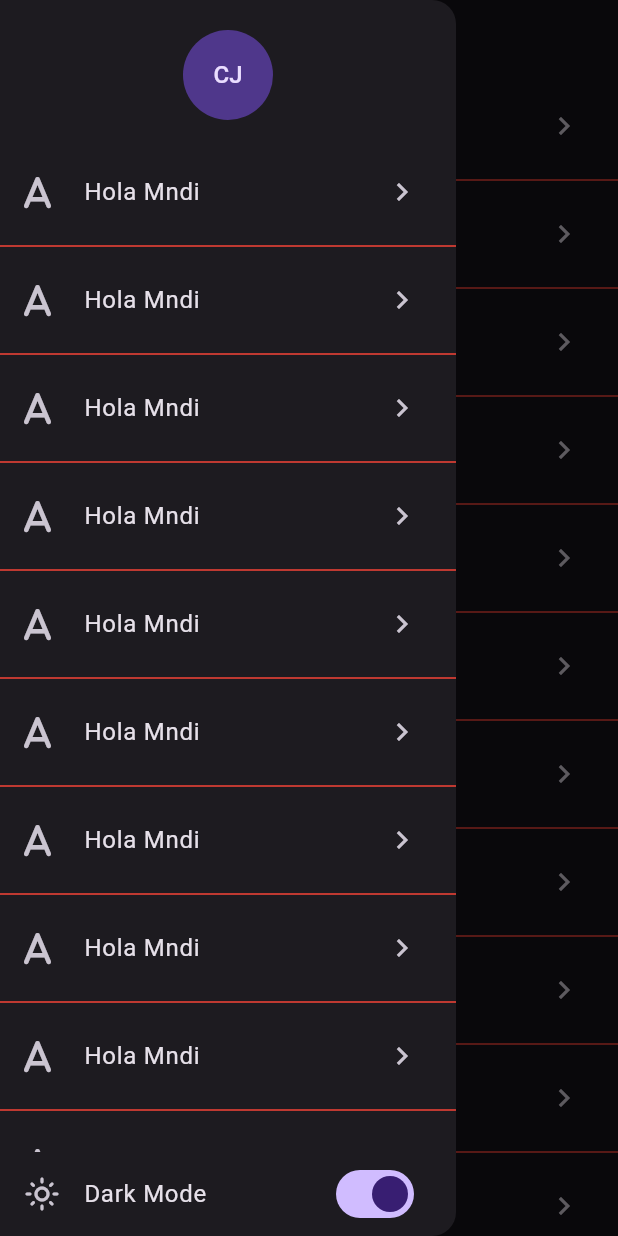
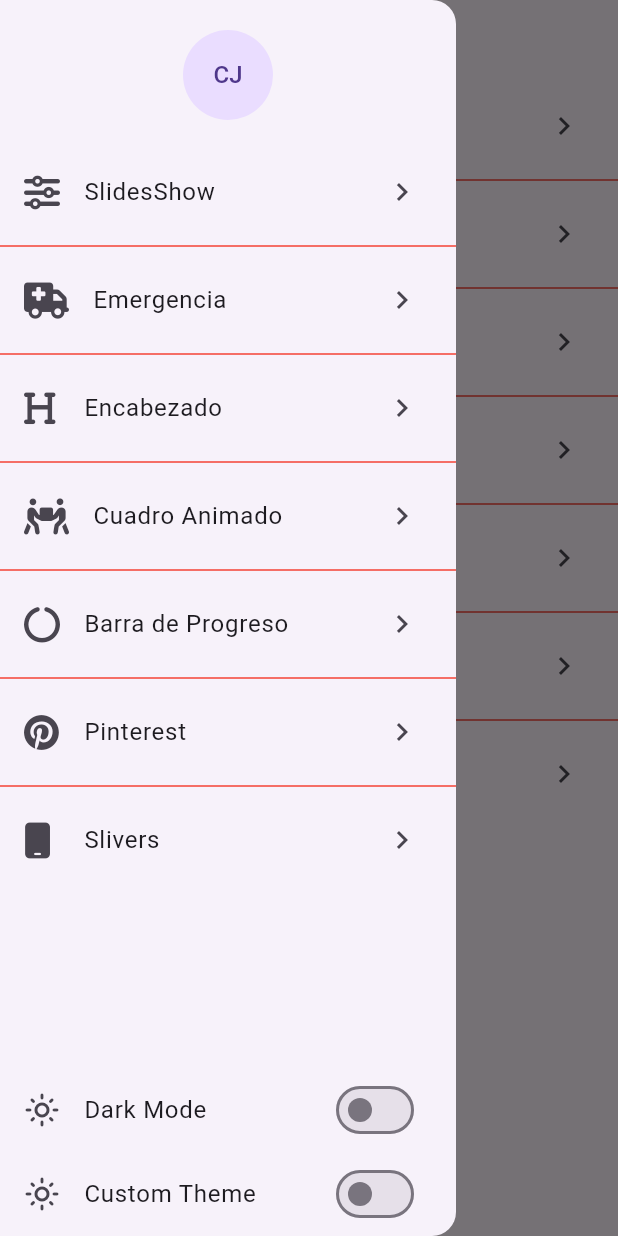
Before and after one commit to carlosdiazz/flutter_disenos_2, a Flutter app: the screen it shows after launch, with the side drawer open, on a phone screen of 412 x 824 dp. Run offline on Flutter 3.47's test engine with Material 3 defaults, Android fonts, the phone set to English and light mode, and no system bars; our stand-ins replace animate_do, flutter_svg, font_awesome_flutter.

Commit message:
TErmine el de disenos

```diff
--- a/lib/main.dart
+++ b/lib/main.dart
@@ -1,10 +1,13 @@
 //import 'package:custom_painter/src/pages/pages.dart';
 import 'package:custom_painter/src/pages/pages.dart';
+import 'package:custom_painter/src/theme/theme.dart';
 //import 'package:custom_painter/src/pages_animaciones/pages_animaciones.dart';
 import 'package:flutter/material.dart';
+import 'package:provider/provider.dart';
 
 void main() {
-  runApp(const MainApp());
+  runApp(ChangeNotifierProvider(
+      create: (_) => ThemeChanger(), child: const MainApp()));
 }
 
 class MainApp extends StatelessWidget {
@@ -12,9 +15,10 @@ class MainApp extends StatelessWidget {
 
   @override
   Widget build(BuildContext context) {
+    final currentTheme = Provider.of<ThemeChanger>(context).currentTheme;
     return MaterialApp(
         debugShowCheckedModeBanner: false,
-        theme: ThemeData.dark(useMaterial3: true),
+        theme: currentTheme,
         home: const LauncherPage());
   }
 }
--- a/lib/src/pages/launcher_page.dart
+++ b/lib/src/pages/launcher_page.dart
@@ -1,5 +1,8 @@
+import 'package:custom_painter/src/routes/routes.dart';
+import 'package:custom_painter/src/theme/theme.dart';
 import 'package:flutter/material.dart';
 import 'package:font_awesome_flutter/font_awesome_flutter.dart';
+import 'package:provider/provider.dart';
 
 class LauncherPage extends StatelessWidget {
   const LauncherPage({super.key});
@@ -26,12 +29,15 @@ class _ListaOpciones extends StatelessWidget {
       separatorBuilder: (contex, i) => const Divider(
         color: Colors.red,
       ),
-      itemCount: 20,
+      itemCount: pageRoutes.length,
       itemBuilder: (contex, i) => ListTile(
-        leading: const FaIcon(FontAwesomeIcons.a),
-        title: const Text("Hola Mndi"),
+        leading: FaIcon(pageRoutes[i].icon),
+        title: Text(pageRoutes[i].titulo),
         trailing: const Icon(Icons.chevron_right_outlined),
-        onTap: () {},
+        onTap: () {
+          Navigator.push(
+              context, MaterialPageRoute(builder: (_) => pageRoutes[i].page));
+        },
       ),
     );
   }
@@ -42,6 +48,7 @@ class _MenuPrincipal extends StatelessWidget {
 
   @override
   Widget build(BuildContext context) {
+    final appTheme = Provider.of<ThemeChanger>(context);
     return Drawer(
       child: SafeArea(
         child: Column(
@@ -58,7 +65,20 @@ class _MenuPrincipal extends StatelessWidget {
             ListTile(
               leading: const Icon(Icons.light_mode_outlined),
               title: const Text("Dark Mode"),
-              trailing: Switch.adaptive(value: true, onChanged: (value) {}),
+              trailing: Switch.adaptive(
+                  value: appTheme.darkTheme,
+                  onChanged: (value) {
+                    appTheme.darkTheme = value;
+                  }),
+            ),
+            ListTile(
+              leading: const Icon(Icons.light_mode_outlined),
+              title: const Text("Custom Theme"),
+              trailing: Switch.adaptive(
+                  value: appTheme.customTheme,
+                  onChanged: (value) {
+                    appTheme.customTheme = value;
+                  }),
             )
           ],
         ),
--- /dev/null
+++ b/lib/src/theme/theme.dart
@@ -0,0 +1,33 @@
+import 'package:flutter/material.dart';
+
+class ThemeChanger with ChangeNotifier {
+  bool _darkTheme = false;
+  bool _customTheme = false;
+  ThemeData _currentTheme = ThemeData();
+
+  bool get darkTheme => _darkTheme;
+  bool get customTheme => _customTheme;
+  ThemeData get currentTheme => _currentTheme;
+
+  set customTheme(bool value) {
+    _darkTheme = false;
+    _customTheme = value;
+    if (value) {
+      _currentTheme = ThemeData.light();
+    } else {
+      _currentTheme = ThemeData.light();
+    }
+    notifyListeners();
+  }
+
+  set darkTheme(bool value) {
+    _customTheme = false;
+    _darkTheme = value;
+    if (value) {
+      _currentTheme = ThemeData.dark();
+    } else {
+      _currentTheme = ThemeData.light();
+    }
+    notifyListeners();
+  }
+}
```
